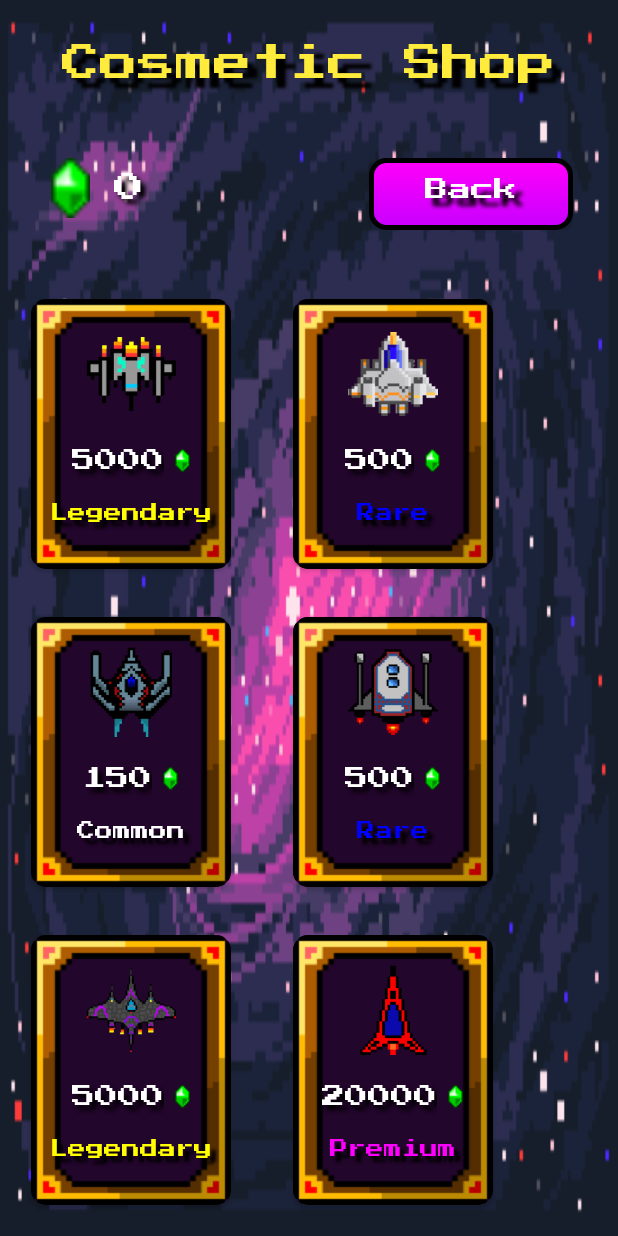
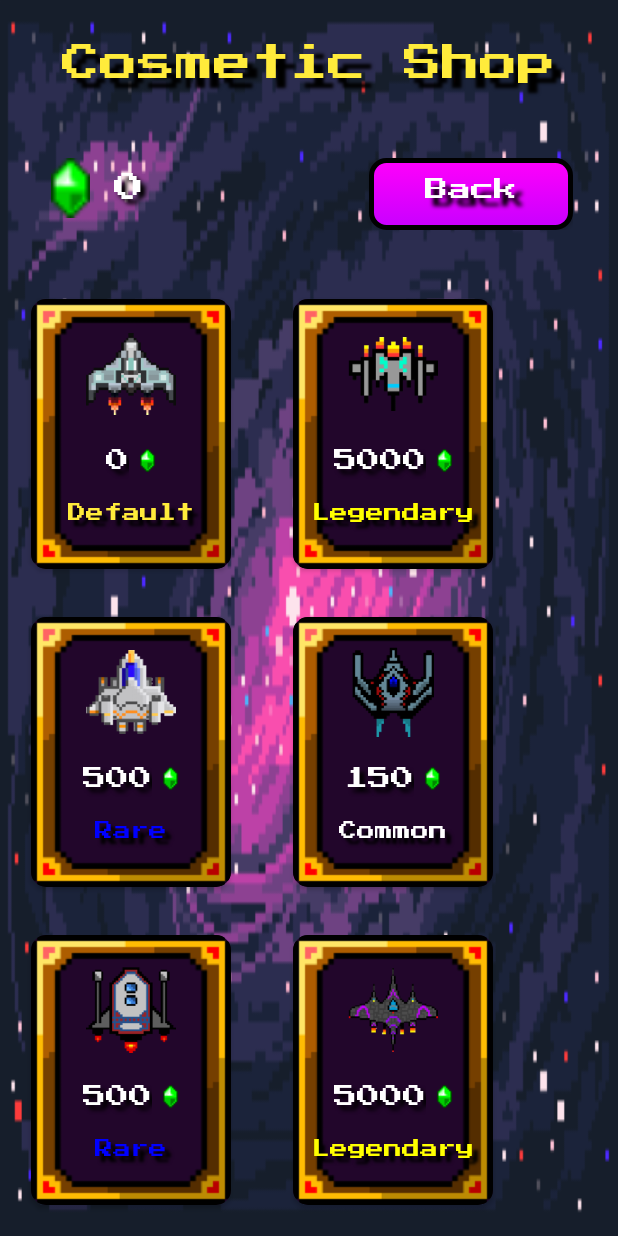
Before and after one commit to tomersh9/DoodleRocket, an Android app: the screen it shows after launch (ShopActivity), after a tap on an icon or button, on a phone screen of 412 x 824 dp. Run offline under Robolectric (Android 15) with nearby library versions, the light colour scheme and no system bars; libraries missing offline, so code that uses them is left out: com.daimajia.androidanimations; 1 statement that could not run was skipped.

Commit message:
design and logic tweaks

```diff
--- a/app/src/main/java/com/example/doodlerocket/Activities/HomeActivity.java
+++ b/app/src/main/java/com/example/doodlerocket/Activities/HomeActivity.java
@@ -39,6 +39,8 @@ public class HomeActivity extends AppCompatActivity {
     private ImageView shipIcon;
     private ImageButton playBtn;
 
+    private int globalLvl;
+
     MediaPlayer mediaPlayer;
     private boolean isMute = false;
 
@@ -71,6 +73,11 @@ public class HomeActivity extends AppCompatActivity {
 
         sp = getSharedPreferences("storage",MODE_PRIVATE);
         skinID = sp.getInt("skin_id",R.drawable.default_ship_100);
+
+        /*globalLvl = 1;
+        SharedPreferences.Editor editor = sp.edit();
+        editor.putInt("global_lvl",1);
+        editor.commit();*/
 
         //start background music
         //startMusic();
--- a/app/src/main/java/com/example/doodlerocket/Activities/LevelBlockOne.java
+++ b/app/src/main/java/com/example/doodlerocket/Activities/LevelBlockOne.java
@@ -184,7 +184,7 @@ public class LevelBlockOne extends AppCompatActivity {
 
     //unlock levels visual feedback
     private void enableLevels() {
-        if (globalLvl > 2) {
+        if (globalLvl >= 2) {
             lvl2Tv.setTextColor(Color.WHITE);
             lvl2Tv.setText(R.string.earth);
             lvl2Btn.setImageResource(R.drawable.terran_300);
--- a/app/src/main/java/com/example/doodlerocket/Activities/ShopActivity.java
+++ b/app/src/main/java/com/example/doodlerocket/Activities/ShopActivity.java
@@ -36,6 +36,8 @@ public class ShopActivity extends AppCompatActivity {
     protected void onCreate(@Nullable Bundle savedInstanceState) {
         super.onCreate(savedInstanceState);
         setContentView(R.layout.shop_activity);
+
+        //getting static shop list (singleton)
         this.shopItems = SingleShopList.getInstance();
 
         //fixed portrait mode
--- a/app/src/main/java/com/example/doodlerocket/SingleShopList.java
+++ b/app/src/main/java/com/example/doodlerocket/SingleShopList.java
@@ -7,35 +7,37 @@ public class SingleShopList {
 
     private static List<ShopItem> shopItems = null;
 
-    private SingleShopList(){}
+    private SingleShopList() {
+    }
 
-    public static List<ShopItem> getInstance(){
-        if(shopItems == null){
-            shopItems = new ArrayList<ShopItem>();
+    public static List<ShopItem> getInstance() {
+        if (shopItems == null) {
+            shopItems = new ArrayList<>();
             createShopList(shopItems); //create List only 1 time
         }
         return shopItems;
     }
 
     private static void createShopList(List<ShopItem> shopItems) {
-        shopItems.add(new ShopItem(R.drawable.ship_green_grey_100,5000,"Legendary"));
-        shopItems.add(new ShopItem(R.drawable.ship_grey_orange_100,500,"Rare"));
-        shopItems.add(new ShopItem(R.drawable.ship_grey_red_100,150,"Common"));
-        shopItems.add(new ShopItem(R.drawable.ship_polls_100,500,"Rare"));
-        shopItems.add(new ShopItem(R.drawable.ship_purple_black_100,5000,"Legendary"));
-        shopItems.add(new ShopItem(R.drawable.ship_red_long_100,20000,"Premium"));
-        shopItems.add(new ShopItem(R.drawable.ship_red_reg_100,5000,"Legendary"));
-        shopItems.add(new ShopItem(R.drawable.ship_white_polls_100,500,"Rare"));
-        shopItems.add(new ShopItem(R.drawable.blast_ship_100,150,"Common"));
-        shopItems.add(new ShopItem(R.drawable.blue_red_rare_ship_100,500,"Rare"));
-        shopItems.add(new ShopItem(R.drawable.green_gold_ship_100,5000,"Legendary"));
-        shopItems.add(new ShopItem(R.drawable.green_red_ship_100,20000,"Premium"));
-        shopItems.add(new ShopItem(R.drawable.guitar_pick_ship_100,500,"Rare"));
-        shopItems.add(new ShopItem(R.drawable.red_polls_ship_100,5000,"Legendary"));
-        shopItems.add(new ShopItem(R.drawable.blackship_prem_100,250,"Premium"));
-        shopItems.add(new ShopItem(R.drawable.blueship_detailed_prem_100,500,"Rare"));
-        shopItems.add(new ShopItem(R.drawable.blueship_prem_100,5000,"Legendary"));
-        shopItems.add(new ShopItem(R.drawable.blueship_reg_100,20000,"Premium"));
-        shopItems.add(new ShopItem(R.drawable.blueship_tiny_100,20000,"Premium"));
+        shopItems.add(new ShopItem(R.drawable.default_ship_100, 0, "Default"));
+        shopItems.add(new ShopItem(R.drawable.ship_green_grey_100, 5000, "Legendary"));
+        shopItems.add(new ShopItem(R.drawable.ship_grey_orange_100, 500, "Rare"));
+        shopItems.add(new ShopItem(R.drawable.ship_grey_red_100, 150, "Common"));
+        shopItems.add(new ShopItem(R.drawable.ship_polls_100, 500, "Rare"));
+        shopItems.add(new ShopItem(R.drawable.ship_purple_black_100, 5000, "Legendary"));
+        shopItems.add(new ShopItem(R.drawable.ship_red_long_100, 20000, "Premium"));
+        shopItems.add(new ShopItem(R.drawable.ship_red_reg_100, 5000, "Legendary"));
+        shopItems.add(new ShopItem(R.drawable.ship_white_polls_100, 500, "Rare"));
+        shopItems.add(new ShopItem(R.drawable.blast_ship_100, 150, "Common"));
+        shopItems.add(new ShopItem(R.drawable.blue_red_rare_ship_100, 500, "Rare"));
+        shopItems.add(new ShopItem(R.drawable.green_gold_ship_100, 5000, "Legendary"));
+        shopItems.add(new ShopItem(R.drawable.green_red_ship_100, 20000, "Premium"));
+        shopItems.add(new ShopItem(R.drawable.guitar_pick_ship_100, 500, "Rare"));
+        shopItems.add(new ShopItem(R.drawable.red_polls_ship_100, 5000, "Legendary"));
+        shopItems.add(new ShopItem(R.drawable.blackship_prem_100, 250, "Premium"));
+        shopItems.add(new ShopItem(R.drawable.blueship_detailed_prem_100, 500, "Rare"));
+        shopItems.add(new ShopItem(R.drawable.blueship_prem_100, 5000, "Legendary"));
+        shopItems.add(new ShopItem(R.drawable.blueship_reg_100, 20000, "Premium"));
+        shopItems.add(new ShopItem(R.drawable.blueship_tiny_100, 20000, "Premium"));
     }
 }
--- a/app/src/main/res/layout/final_level_block.xml
+++ b/app/src/main/res/layout/final_level_block.xml
@@ -26,7 +26,7 @@
         android:layout_marginTop="110dp"
         android:paddingTop="20dp"
         android:paddingBottom="20dp"
-        android:src="@drawable/question_icon" />
+        android:src="@drawable/lava_300_locked" />
 
     <TextView
         android:id="@+id/lvl_7_tv"
--- a/app/src/main/res/layout/level_block_one_layout.xml
+++ b/app/src/main/res/layout/level_block_one_layout.xml
@@ -75,7 +75,7 @@
             android:focusable="true"
             android:paddingTop="20dp"
             android:paddingBottom="20dp"
-            android:src="@drawable/question_icon" />
+            android:src="@drawable/terran_300_locked" />
     </LinearLayout>
 
 
--- a/app/src/main/res/layout/level_block_three_layout.xml
+++ b/app/src/main/res/layout/level_block_three_layout.xml
@@ -31,7 +31,7 @@
             android:focusable="true"
             android:paddingTop="20dp"
             android:paddingBottom="20dp"
-            android:src="@drawable/question_icon" />
+            android:src="@drawable/ocean_300_locked" />
 
         <TextView
             android:id="@+id/lvl_5_tv"
@@ -75,7 +75,7 @@
             android:focusable="true"
             android:paddingTop="20dp"
             android:paddingBottom="20dp"
-            android:src="@drawable/question_icon" />
+            android:src="@drawable/ice_300_locked" />
     </LinearLayout>
 
 
--- a/app/src/main/res/layout/level_block_two_layout.xml
+++ b/app/src/main/res/layout/level_block_two_layout.xml
@@ -31,7 +31,7 @@
             android:focusable="true"
             android:paddingTop="20dp"
             android:paddingBottom="20dp"
-            android:src="@drawable/question_icon" />
+            android:src="@drawable/desert_300_locked" />
 
         <TextView
             android:id="@+id/lvl_3_tv"
@@ -75,7 +75,7 @@
             android:focusable="true"
             android:paddingTop="20dp"
             android:paddingBottom="20dp"
-            android:src="@drawable/question_icon" />
+            android:src="@drawable/forest_300_locked" />
     </LinearLayout>
 
 
```
Also changed, not shown: app/src/main/res/drawable-v24/desert_300_locked.png (added), app/src/main/res/drawable-v24/forest_300_locked.png (added), app/src/main/res/drawable-v24/ice_300_locked.png (added), app/src/main/res/drawable-v24/lava_300_locked.png (added), app/src/main/res/drawable-v24/ocean_300_locked.png (added), app/src/main/res/drawable-v24/terran_300_locked.png (added).
